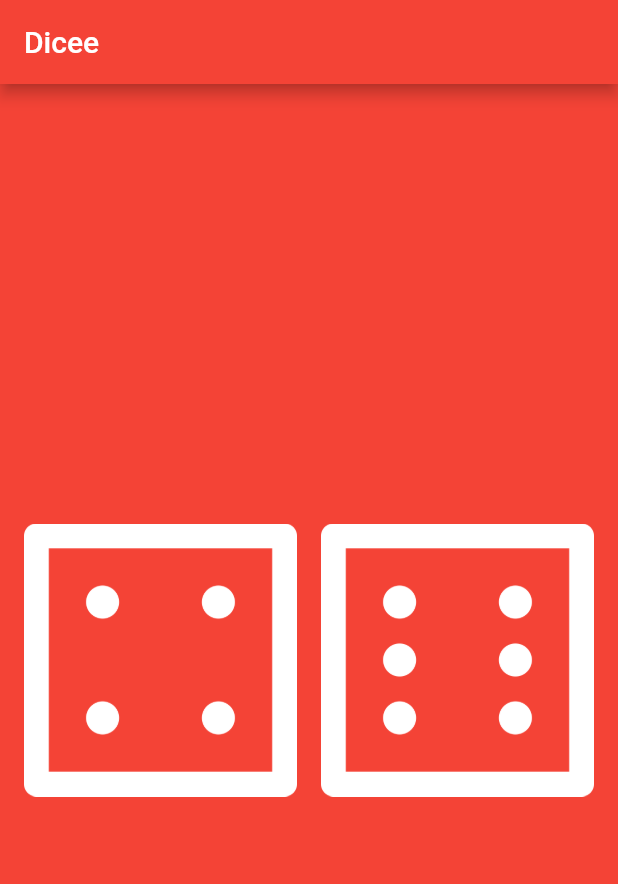
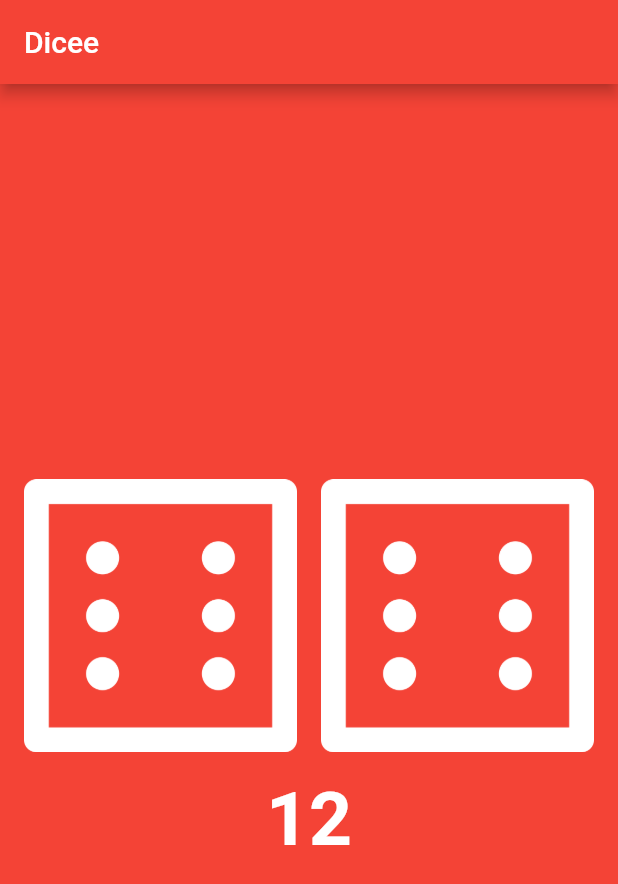
Before and after one commit to Nguyen-Dinh-Sang/Flutter_Dicee, a Flutter app: the screen it shows after launch, on a phone screen of 412 x 824 dp. Shown: the top 884 px of the screen. Run offline on Flutter 3.47's test engine with Material 2 defaults, Android fonts, the phone set to English and light mode, and no system bars.

```diff
--- a/lib/main.dart
+++ b/lib/main.dart
@@ -1,4 +1,7 @@
+import 'dart:math';
+
 import 'package:flutter/material.dart';
+import 'package:flutter/rendering.dart';
 
 void main() {
   return runApp(
@@ -22,13 +25,15 @@ class DicePage extends StatefulWidget {
 }
 
 class _DicePageState extends State<DicePage> {
-  var letDiceNumber = 4;
+  var letDiceNumber = 6;
   var rightDiceNumber = 6;
 
   @override
   Widget build(BuildContext context) {
-    return Center(
-      child: Row(
+    return Column(
+      mainAxisAlignment: MainAxisAlignment.center,
+      children: [
+        Row(
           children: [
             Expanded(
               child: Padding(
@@ -37,7 +42,7 @@ class _DicePageState extends State<DicePage> {
                   child: Image.asset('images/dice$letDiceNumber.png'),
                   onTap: () {
                     setState(() {
-                    letDiceNumber = 1;
+                      ranDom();
                     });
                   },
                 ),
@@ -49,13 +54,28 @@ class _DicePageState extends State<DicePage> {
                 child: InkWell(
                   child: Image.asset('images/dice$rightDiceNumber.png'),
                   onTap: () {
-                  print('right tap');
+                    ranDom();
+                    setState(() {});
                   },
                 ),
               ),
             ),
           ],
         ),
+        Text(
+          '${letDiceNumber + rightDiceNumber}',
+          style: TextStyle(
+            color: Colors.white,
+            fontWeight: FontWeight.bold,
+            fontSize: 50,
+          ),
+        ),
+      ],
     );
   }
+
+  void ranDom() {
+    letDiceNumber = Random().nextInt(6) + 1;
+    rightDiceNumber = Random().nextInt(6) + 1;
   }
+}
```
Lines whose indentation alone changed are shown as unchanged.
